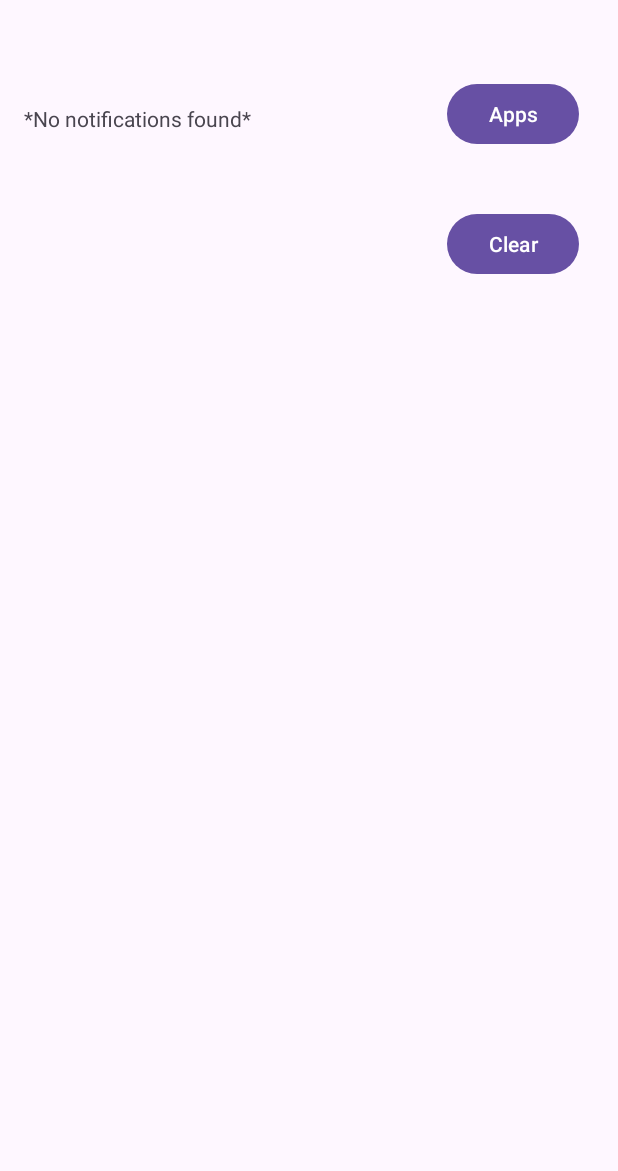
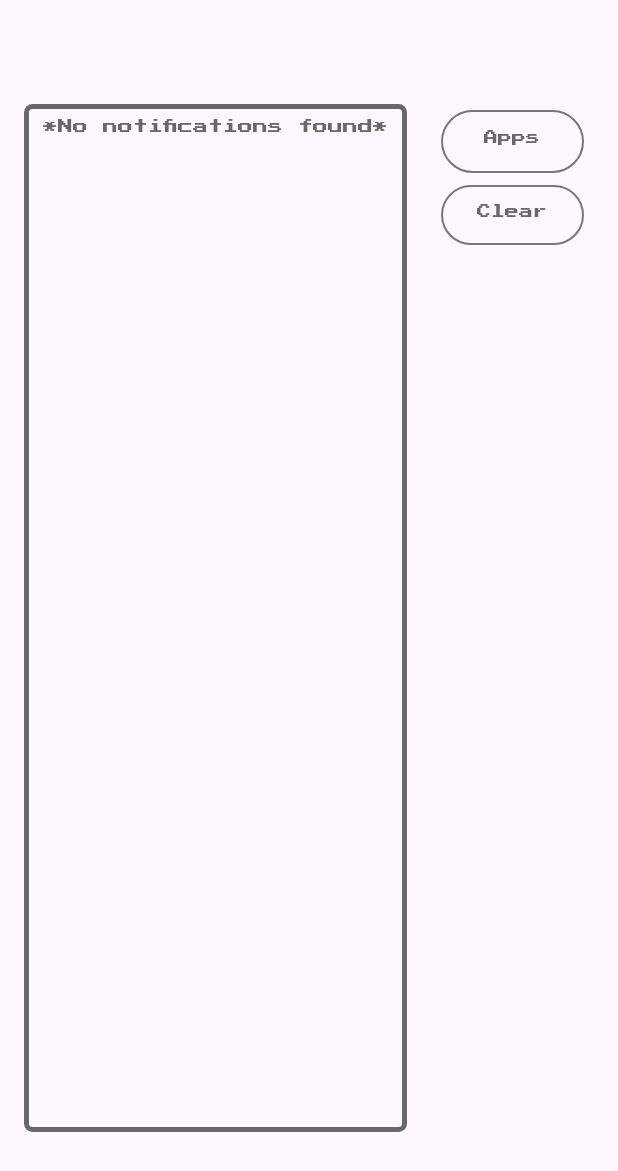
Before and after one commit to AlexeyParshin/notification-retranslator, an Android app: the screen it shows after launch (MainActivity), on a phone screen of 412 x 824 dp. Shown: the top 1171 px of the screen. Run offline under Robolectric (Android 15) with nearby library versions, the light colour scheme and no system bars; our stand-ins replace Dagger/Hilt's generated code; libraries missing offline, so code that uses them is left out: com.github.kotlintelegrambot.bot, com.github.kotlintelegrambot.dispatch, com.github.kotlintelegrambot.dispatcher, com.github.kotlintelegrambot.entities; 1 statement that could not run was skipped.

Commit message:
a bit of styling no notifications text missing fix

```diff
--- a/app/src/main/java/com/petp/nretr/service/MainFrameService.kt
+++ b/app/src/main/java/com/petp/nretr/service/MainFrameService.kt
@@ -59,7 +59,7 @@ class MainFrameService @Inject constructor() : Service() {
     }
 
     private fun updateNotificationsFrame() {
-        val notifications = notificationService.getNotifications()
+        val notifications = notificationService.getNotifications().ifEmpty { return }
 
         // Create an Intent with the custom action
         val intent = Intent(ACTION_UPDATE_NOTIFICATION_FRAME)
--- /dev/null
+++ b/app/src/main/res/drawable/textview_border.xml
@@ -0,0 +1,12 @@
+<?xml version="1.0" encoding="utf-8"?>
+<shape xmlns:android="http://schemas.android.com/apk/res/android"
+       android:shape="rectangle">
+
+    <solid android:color="@android:color/transparent"/>
+
+    <stroke
+            android:width="3dp"
+            android:color="@color/borderColor"/> <!-- theme-aware color -->
+
+    <corners android:radius="4dp"/>
+</shape>
--- /dev/null
+++ b/app/src/main/res/font/press_start_2p_style.xml
@@ -0,0 +1,7 @@
+<?xml version="1.0" encoding="utf-8"?>
+<font-family xmlns:android="http://schemas.android.com/apk/res/android">
+    <font
+            android:fontStyle="normal"
+            android:fontWeight="400"
+            android:font="@font/press_start_2p"/>
+</font-family>
--- a/app/src/main/res/layout/activity_apps_list.xml
+++ b/app/src/main/res/layout/activity_apps_list.xml
@@ -12,11 +12,12 @@
             app:layout_constraintBottom_toTopOf="@+id/backButton"/>
 
     <Button
+            style="@style/RetroButton"
             android:id="@+id/backButton"
             android:layout_width="wrap_content"
             android:layout_height="wrap_content"
             android:drawableStart="@android:drawable/ic_menu_close_clear_cancel"
-            android:text="Back"
+            android:text="@string/back"
             app:layout_constraintBottom_toBottomOf="parent"
             app:layout_constraintStart_toStartOf="parent"
             app:layout_constraintEnd_toEndOf="parent" />
--- a/app/src/main/res/layout/activity_main.xml
+++ b/app/src/main/res/layout/activity_main.xml
@@ -7,29 +7,44 @@
         android:layout_height="match_parent"
         tools:context="com.petp.nretr.activities.MainActivity">
     <TextView
+            android:id="@+id/notificationsFrame"
             android:layout_width="255dp"
             android:layout_height="685dp"
             android:text="@string/no_notifications_found"
+            android:textAlignment="center"
+            android:padding="10dp"
+            android:background="@drawable/textview_border"
+            android:theme="@style/Theme.AppCompat.DayNight"
+            style="@style/RetroTextView"
+            app:layout_constraintTop_toTopOf="parent"
             app:layout_constraintBottom_toBottomOf="parent"
+            app:layout_constraintVertical_bias="0.5"
             app:layout_constraintStart_toStartOf="parent"
             app:layout_constraintEnd_toEndOf="parent"
-            app:layout_constraintTop_toTopOf="parent" app:layout_constraintVertical_bias="0.5"
-            app:layout_constraintHorizontal_bias="0.102" android:id="@+id/notificationsFrame"/>
+            app:layout_constraintHorizontal_bias="0.102"/>
     <Button
+            style="@style/RetroButton"
+            android:id="@+id/appsButton"
+            android:layout_width="95dp"
+            android:layout_height="50dp"
             android:text="@string/appsButton"
-            android:layout_width="wrap_content"
-            android:layout_height="wrap_content" android:id="@+id/appsButton"
             app:layout_constraintStart_toEndOf="@+id/notificationsFrame"
             app:layout_constraintEnd_toEndOf="parent"
-            app:layout_constraintHorizontal_bias="0.5" app:layout_constraintTop_toTopOf="parent"
-            app:layout_constraintBottom_toBottomOf="parent" app:layout_constraintVertical_bias="0.067"/>
+            app:layout_constraintHorizontal_bias="0.5"
+            app:layout_constraintTop_toTopOf="@+id/notificationsFrame"
+            app:layout_constraintBottom_toBottomOf="@+id/notificationsFrame"
+            app:layout_constraintVertical_bias="0.0"/>
     <Button
+            style="@style/RetroButton"
+            android:id="@+id/clear_notifications_button"
+            android:layout_width="wrap_content"
+            android:layout_height="wrap_content"
             android:text="@string/clearButton"
-            android:layout_width="wrap_content"
-            android:layout_height="wrap_content" android:id="@+id/clear_notifications_button"
-            app:layout_constraintBottom_toBottomOf="parent"
-            app:layout_constraintTop_toBottomOf="@+id/appsButton" app:layout_constraintVertical_bias="0.057"
-            app:layout_constraintStart_toEndOf="@+id/notificationsFrame" app:layout_constraintHorizontal_bias="0.5"
-            app:layout_constraintEnd_toEndOf="parent"/>
+            app:layout_constraintTop_toBottomOf="@+id/appsButton"
+            app:layout_constraintStart_toStartOf="@+id/appsButton"
+            app:layout_constraintEnd_toEndOf="@+id/appsButton"
+            app:layout_constraintHorizontal_bias="0.5"
+            app:layout_constraintVertical_bias="0.0"/>
+
 
 </androidx.constraintlayout.widget.ConstraintLayout>
--- a/app/src/main/res/layout/list_item_app.xml
+++ b/app/src/main/res/layout/list_item_app.xml
@@ -2,7 +2,9 @@
 <androidx.constraintlayout.widget.ConstraintLayout xmlns:android="http://schemas.android.com/apk/res/android"
                                                    android:layout_width="match_parent"
                                                    android:layout_height="match_parent"
+                                                   android:background="@color/black"
                                                    xmlns:app="http://schemas.android.com/apk/res-auto">
+
     <LinearLayout
             android:layout_width="match_parent"
             android:layout_height="wrap_content"
@@ -11,6 +13,9 @@
             app:layout_constraintBottom_toBottomOf="parent">
 
         <TextView
+                android:text="@string/no_apps_found"
+                android:textAlignment="center"
+                android:fontFamily="casual"
                 android:id="@+id/appName"
                 android:layout_width="0dp"
                 android:layout_height="wrap_content"
--- /dev/null
+++ b/app/src/main/res/values-night/colors.xml
@@ -0,0 +1,4 @@
+<?xml version="1.0" encoding="utf-8"?>
+<resources>
+    <color name="borderColor">#CCCCCC</color> <!-- Lighter border for dark theme -->
+</resources>
--- a/app/src/main/res/values/colors.xml
+++ b/app/src/main/res/values/colors.xml
@@ -2,4 +2,5 @@
 <resources>
     <color name="black">#FF000000</color>
     <color name="white">#FFFFFFFF</color>
+    <color name="borderColor">#686868</color> <!-- Darker border for light theme -->
 </resources>
--- a/app/src/main/res/values/strings.xml
+++ b/app/src/main/res/values/strings.xml
@@ -1,7 +1,9 @@
 <resources>
     <string name="app_name">NotyR</string>
     <string name="no_notifications_found">*No notifications found*</string>
+    <string name="no_apps_found">*No apps found*</string>
     <string name="appsButton">Apps</string>
     <string name="clearButton">Clear</string>
     <string name="sendNotification">Send</string>
+    <string name="back">Send</string>
 </resources>
--- /dev/null
+++ b/app/src/main/res/values/styles.xml
@@ -0,0 +1,13 @@
+<?xml version="1.0" encoding="utf-8"?>
+<resources>
+    <style name="RetroTextView">
+        <item name="android:fontFamily">@font/press_start_2p_style</item>
+        <item name="android:textSize">10sp</item>
+        <item name="android:textColor">@color/borderColor</item>
+    </style>
+    <style name="RetroButton" parent="Widget.Material3.Button.OutlinedButton">
+        <item name="android:fontFamily">@font/press_start_2p</item>
+        <item name="android:textSize">9sp</item>
+        <item name="android:textColor">@color/borderColor</item>
+    </style>
+</resources>
```
Also changed, not shown: app/src/main/res/font/press_start_2p.ttf (added), 1 other file.
